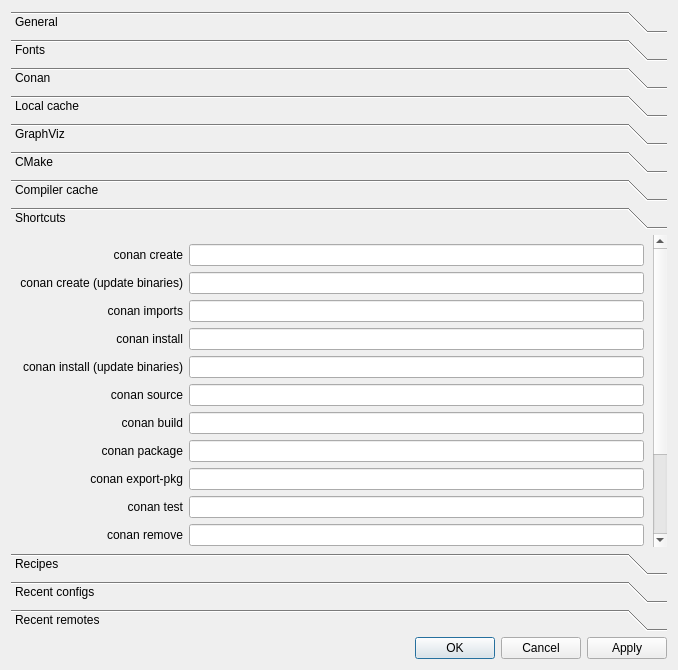
markfinal/cruiz, file cruiz/resources/preferences.ui: the form before one commit.
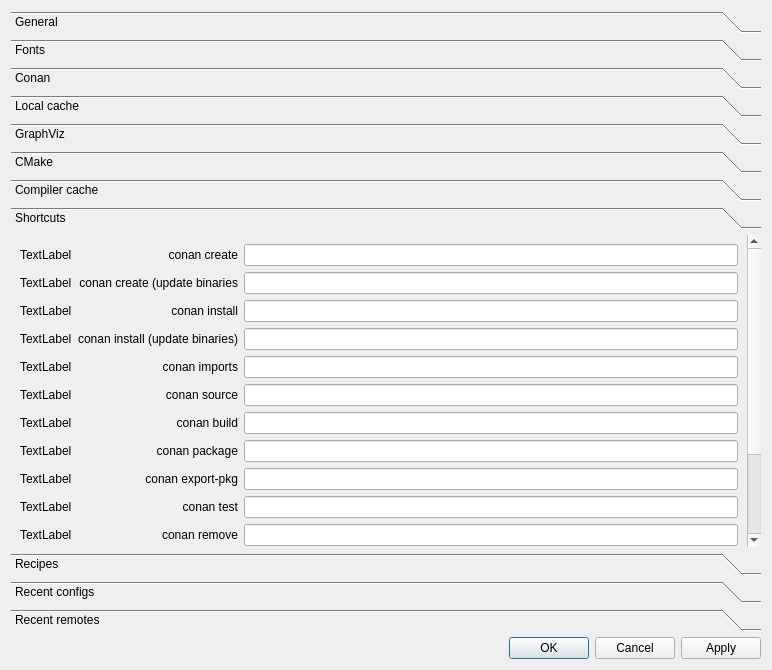
The form after the commit. The open tabs and pages were chosen to show the change. Icons and pictures are not drawn. Custom widgets are drawn as their Qt base class.

Diff of the .ui file:
```diff
--- a/cruiz/resources/preferences.ui
+++ b/cruiz/resources/preferences.ui
@@ -6,7 +6,7 @@
    <rect>
     <x>0</x>
     <y>0</y>
-    <width>678</width>
+    <width>772</width>
     <height>670</height>
    </rect>
   </property>
@@ -755,186 +755,438 @@
       <property name="geometry">
        <rect>
         <x>0</x>
-        <y>0</y>
-        <width>639</width>
-        <height>519</height>
+        <y>-257</y>
+        <width>691</width>
+        <height>489</height>
        </rect>
       </property>
       <attribute name="label">
        <string>Shortcuts</string>
       </attribute>
       <layout class="QGridLayout" name="gridLayout_13">
-       <item row="4" column="2">
+       <item row="1" column="0">
+        <widget class="QLabel" name="shortcut_conan_create_update">
+         <property name="text">
+          <string>TextLabel</string>
+         </property>
+         <property name="textInteractionFlags">
+          <set>Qt::NoTextInteraction</set>
+         </property>
+        </widget>
+       </item>
+       <item row="16" column="1">
+        <widget class="QLabel" name="label_28">
+         <property name="text">
+          <string>Delete CMakeCache</string>
+         </property>
+         <property name="textFormat">
+          <enum>Qt::PlainText</enum>
+         </property>
+         <property name="alignment">
+          <set>Qt::AlignRight|Qt::AlignTrailing|Qt::AlignVCenter</set>
+         </property>
+         <property name="textInteractionFlags">
+          <set>Qt::NoTextInteraction</set>
+         </property>
+        </widget>
+       </item>
+       <item row="7" column="3">
+        <widget class="ShortcutLineEdit" name="prefs_shortcuts_source_edit"/>
+       </item>
+       <item row="12" column="1">
+        <widget class="QLabel" name="label_24">
+         <property name="text">
+          <string>conan remove</string>
+         </property>
+         <property name="textFormat">
+          <enum>Qt::PlainText</enum>
+         </property>
+         <property name="alignment">
+          <set>Qt::AlignRight|Qt::AlignTrailing|Qt::AlignVCenter</set>
+         </property>
+         <property name="textInteractionFlags">
+          <set>Qt::NoTextInteraction</set>
+         </property>
+        </widget>
+       </item>
+       <item row="10" column="1">
+        <widget class="QLabel" name="label_22">
+         <property name="text">
+          <string>conan export-pkg</string>
+         </property>
+         <property name="textFormat">
+          <enum>Qt::PlainText</enum>
+         </property>
+         <property name="alignment">
+          <set>Qt::AlignRight|Qt::AlignTrailing|Qt::AlignVCenter</set>
+         </property>
+         <property name="textInteractionFlags">
+          <set>Qt::NoTextInteraction</set>
+         </property>
+        </widget>
+       </item>
+       <item row="9" column="3">
+        <widget class="ShortcutLineEdit" name="prefs_shortcuts_package_edit"/>
+       </item>
+       <item row="0" column="3">
+        <widget class="ShortcutLineEdit" name="prefs_shortcuts_create_edit"/>
+       </item>
+       <item row="3" column="1">
+        <widget class="QLabel" name="label_4">
+         <property name="text">
+          <string>conan install</string>
+         </property>
+         <property name="textFormat">
+          <enum>Qt::PlainText</enum>
+         </property>
+         <property name="alignment">
+          <set>Qt::AlignRight|Qt::AlignTrailing|Qt::AlignVCenter</set>
+         </property>
+         <property name="textInteractionFlags">
+          <set>Qt::NoTextInteraction</set>
+         </property>
+        </widget>
+       </item>
+       <item row="8" column="3">
+        <widget class="ShortcutLineEdit" name="prefs_shortcuts_build_edit"/>
+       </item>
+       <item row="17" column="3">
+        <spacer name="verticalSpacer_12">
+         <property name="orientation">
+          <enum>Qt::Vertical</enum>
+         </property>
+         <property name="sizeHint" stdset="0">
+          <size>
+           <width>20</width>
+           <height>40</height>
+          </size>
+         </property>
+        </spacer>
+       </item>
+       <item row="14" column="3">
+        <widget class="ShortcutLineEdit" name="prefs_shortcuts_cmakebuildtool_edit"/>
+       </item>
+       <item row="1" column="1">
+        <widget class="QLabel" name="label_32">
+         <property name="text">
+          <string>conan create (update binaries</string>
+         </property>
+         <property name="textFormat">
+          <enum>Qt::PlainText</enum>
+         </property>
+         <property name="alignment">
+          <set>Qt::AlignRight|Qt::AlignTrailing|Qt::AlignVCenter</set>
+         </property>
+         <property name="textInteractionFlags">
+          <set>Qt::NoTextInteraction</set>
+         </property>
+        </widget>
+       </item>
+       <item row="9" column="1">
+        <widget class="QLabel" name="label_21">
+         <property name="text">
+          <string>conan package</string>
+         </property>
+         <property name="textFormat">
+          <enum>Qt::PlainText</enum>
+         </property>
+         <property name="alignment">
+          <set>Qt::AlignRight|Qt::AlignTrailing|Qt::AlignVCenter</set>
+         </property>
+         <property name="textInteractionFlags">
+          <set>Qt::NoTextInteraction</set>
+         </property>
+        </widget>
+       </item>
+       <item row="3" column="0">
+        <widget class="QLabel" name="shortcut_conan_install">
+         <property name="text">
+          <string>TextLabel</string>
+         </property>
+         <property name="textInteractionFlags">
+          <set>Qt::NoTextInteraction</set>
+         </property>
+        </widget>
+       </item>
+       <item row="0" column="1">
+        <widget class="QLabel" name="label_1">
+         <property name="text">
+          <string>conan create</string>
+         </property>
+         <property name="textFormat">
+          <enum>Qt::PlainText</enum>
+         </property>
+         <property name="alignment">
+          <set>Qt::AlignRight|Qt::AlignTrailing|Qt::AlignVCenter</set>
+         </property>
+         <property name="textInteractionFlags">
+          <set>Qt::NoTextInteraction</set>
+         </property>
+        </widget>
+       </item>
+       <item row="4" column="3">
         <widget class="ShortcutLineEdit" name="prefs_shortcuts_installupdates_edit"/>
        </item>
-       <item row="10" column="2">
+       <item row="7" column="1">
+        <widget class="QLabel" name="label_6">
+         <property name="text">
+          <string>conan source</string>
+         </property>
+         <property name="textFormat">
+          <enum>Qt::PlainText</enum>
+         </property>
+         <property name="alignment">
+          <set>Qt::AlignRight|Qt::AlignTrailing|Qt::AlignVCenter</set>
+         </property>
+         <property name="textInteractionFlags">
+          <set>Qt::NoTextInteraction</set>
+         </property>
+        </widget>
+       </item>
+       <item row="13" column="3">
+        <widget class="ShortcutLineEdit" name="prefs_shortcuts_cancel_edit"/>
+       </item>
+       <item row="15" column="1">
+        <widget class="QLabel" name="label_27">
+         <property name="text">
+          <string>CMake Build Tool (verbose)</string>
+         </property>
+         <property name="alignment">
+          <set>Qt::AlignRight|Qt::AlignTrailing|Qt::AlignVCenter</set>
+         </property>
+         <property name="textInteractionFlags">
+          <set>Qt::NoTextInteraction</set>
+         </property>
+        </widget>
+       </item>
+       <item row="0" column="0">
+        <widget class="QLabel" name="shortcut_conan_create">
+         <property name="text">
+          <string>TextLabel</string>
+         </property>
+         <property name="textInteractionFlags">
+          <set>Qt::NoTextInteraction</set>
+         </property>
+        </widget>
+       </item>
+       <item row="12" column="3">
         <widget class="ShortcutLineEdit" name="prefs_shortcuts_remove_edit"/>
        </item>
-       <item row="9" column="0">
-        <widget class="QLabel" name="label_23">
-         <property name="text">
-          <string>&lt;html&gt;&lt;head/&gt;&lt;body&gt;&lt;p align=&quot;right&quot;&gt;&lt;img src=&quot;:/testpackage.svg&quot; width=&quot;20&quot; height=&quot;20&quot;/&gt; conan test&lt;/p&gt;&lt;/body&gt;&lt;/html&gt;</string>
-         </property>
-        </widget>
+       <item row="10" column="3">
+        <widget class="ShortcutLineEdit" name="prefs_shortcuts_exportpackage_edit"/>
        </item>
-       <item row="6" column="0">
+       <item row="8" column="1">
         <widget class="QLabel" name="label_20">
          <property name="text">
-          <string>&lt;html&gt;&lt;head/&gt;&lt;body&gt;&lt;p align=&quot;right&quot;&gt;&lt;img src=&quot;:/build.svg&quot; width=&quot;20&quot; height=&quot;20&quot;/&gt; conan build&lt;/p&gt;&lt;/body&gt;&lt;/html&gt;</string>
+          <string>conan build</string>
+         </property>
+         <property name="textFormat">
+          <enum>Qt::PlainText</enum>
+         </property>
+         <property name="alignment">
+          <set>Qt::AlignRight|Qt::AlignTrailing|Qt::AlignVCenter</set>
+         </property>
+         <property name="textInteractionFlags">
+          <set>Qt::NoTextInteraction</set>
          </property>
         </widget>
        </item>
-       <item row="3" column="2">
+       <item row="16" column="3">
+        <widget class="ShortcutLineEdit" name="prefs_shortcuts_deletecmakecache_edit"/>
+       </item>
+       <item row="1" column="3">
+        <widget class="ShortcutLineEdit" name="prefs_shortcuts_createupdates_edit"/>
+       </item>
+       <item row="3" column="3">
         <widget class="ShortcutLineEdit" name="prefs_shortcuts_install_edit"/>
        </item>
-       <item row="5" column="2">
-        <widget class="ShortcutLineEdit" name="prefs_shortcuts_source_edit"/>
-       </item>
-       <item row="15" column="2">
-        <spacer name="verticalSpacer_12">
-         <property name="orientation">
-          <enum>Qt::Vertical</enum>
-         </property>
-         <property name="sizeHint" stdset="0">
-          <size>
-           <width>20</width>
-           <height>40</height>
-          </size>
-         </property>
-        </spacer>
-       </item>
-       <item row="13" column="2">
-        <widget class="ShortcutLineEdit" name="prefs_shortcuts_cmakebuildtoolverbose_edit"/>
-       </item>
-       <item row="0" column="0">
-        <widget class="QLabel" name="label_1">
-         <property name="text">
-          <string>&lt;html&gt;&lt;head/&gt;&lt;body&gt;&lt;p align=&quot;right&quot;&gt;&lt;img src=&quot;:/create.svg&quot; width=&quot;20&quot; height=&quot;20&quot;/&gt; conan create&lt;/p&gt;&lt;/body&gt;&lt;/html&gt;</string>
-         </property>
-         <property name="textFormat">
-          <enum>Qt::RichText</enum>
-         </property>
-        </widget>
-       </item>
-       <item row="11" column="0">
-        <widget class="QLabel" name="label_25">
-         <property name="text">
-          <string>&lt;html&gt;&lt;head/&gt;&lt;body&gt;&lt;p align=&quot;right&quot;&gt;&lt;img src=&quot;:/cancel.svg&quot; width=&quot;20&quot; height=&quot;20&quot;/&gt; Cancel current command&lt;/p&gt;&lt;/body&gt;&lt;/html&gt;</string>
-         </property>
-        </widget>
-       </item>
-       <item row="8" column="0">
-        <widget class="QLabel" name="label_22">
-         <property name="text">
-          <string>&lt;html&gt;&lt;head/&gt;&lt;body&gt;&lt;p align=&quot;right&quot;&gt;&lt;img src=&quot;:/exportpackage.svg&quot; width=&quot;20&quot; height=&quot;20&quot;/&gt; conan export-pkg&lt;/p&gt;&lt;/body&gt;&lt;/html&gt;</string>
-         </property>
-        </widget>
-       </item>
-       <item row="12" column="0">
+       <item row="14" column="1">
         <widget class="QLabel" name="label_26">
          <property name="text">
           <string>&lt;html&gt;&lt;head/&gt;&lt;body&gt;&lt;p align=&quot;right&quot;&gt;&lt;img src=&quot;:/cmakebuildtool.svg&quot; width=&quot;20&quot; height=&quot;20&quot;/&gt; CMake Build Tool&lt;/p&gt;&lt;/body&gt;&lt;/html&gt;</string>
          </property>
         </widget>
        </item>
-       <item row="4" column="0">
+       <item row="13" column="1">
+        <widget class="QLabel" name="label_25">
+         <property name="text">
+          <string>Cancel current command</string>
+         </property>
+         <property name="alignment">
+          <set>Qt::AlignRight|Qt::AlignTrailing|Qt::AlignVCenter</set>
+         </property>
+         <property name="textInteractionFlags">
+          <set>Qt::NoTextInteraction</set>
+         </property>
+        </widget>
+       </item>
+       <item row="4" column="1">
         <widget class="QLabel" name="label_5">
          <property name="text">
-          <string>&lt;html&gt;&lt;head/&gt;&lt;body&gt;&lt;p align=&quot;right&quot;&gt;&lt;img src=&quot;:/install.svg&quot; width=&quot;20&quot; height=&quot;20&quot;/&gt; conan install (update binaries)&lt;/p&gt;&lt;/body&gt;&lt;/html&gt;</string>
+          <string>conan install (update binaries)</string>
          </property>
-        </widget>
-       </item>
-       <item row="12" column="2">
-        <widget class="ShortcutLineEdit" name="prefs_shortcuts_cmakebuildtool_edit"/>
-       </item>
-       <item row="5" column="0">
-        <widget class="QLabel" name="label_6">
-         <property name="text">
-          <string>&lt;html&gt;&lt;head/&gt;&lt;body&gt;&lt;p align=&quot;right&quot;&gt;&lt;img src=&quot;:/source.svg&quot; width=&quot;20&quot; height=&quot;20&quot;/&gt; conan source&lt;/p&gt;&lt;/body&gt;&lt;/html&gt;</string>
+         <property name="textFormat">
+          <enum>Qt::PlainText</enum>
          </property>
+         <property name="alignment">
+          <set>Qt::AlignRight|Qt::AlignTrailing|Qt::AlignVCenter</set>
+         </property>
+         <property name="textInteractionFlags">
+          <set>Qt::NoTextInteraction</set>
+         </property>
         </widget>
        </item>
-       <item row="13" column="0">
-        <widget class="QLabel" name="label_27">
+       <item row="11" column="1">
+        <widget class="QLabel" name="label_23">
          <property name="text">
-          <string>&lt;html&gt;&lt;head/&gt;&lt;body&gt;&lt;p align=&quot;right&quot;&gt;&lt;img src=&quot;:/cmakebuildtoolverbose.svg&quot; width=&quot;20&quot; height=&quot;20&quot;/&gt; CMake Build Tool (verbose)&lt;/p&gt;&lt;/body&gt;&lt;/html&gt;</string>
+          <string>conan test</string>
          </property>
+         <property name="alignment">
+          <set>Qt::AlignRight|Qt::AlignTrailing|Qt::AlignVCenter</set>
+         </property>
+         <property name="textInteractionFlags">
+          <set>Qt::NoTextInteraction</set>
+         </property>
         </widget>
        </item>
-       <item row="9" column="2">
+       <item row="11" column="3">
         <widget class="ShortcutLineEdit" name="prefs_shortcuts_test_edit"/>
        </item>
-       <item row="7" column="2">
-        <widget class="ShortcutLineEdit" name="prefs_shortcuts_package_edit"/>
-       </item>
-       <item row="14" column="2">
-        <widget class="ShortcutLineEdit" name="prefs_shortcuts_deletecmakecache_edit"/>
-       </item>
-       <item row="3" column="0">
-        <widget class="QLabel" name="label_4">
+       <item row="4" column="0">
+        <widget class="QLabel" name="shortcut_conan_install_update">
          <property name="text">
-          <string>&lt;html&gt;&lt;head/&gt;&lt;body&gt;&lt;p align=&quot;right&quot;&gt;&lt;img src=&quot;:/install.svg&quot; width=&quot;20&quot; height=&quot;20&quot;/&gt; conan install&lt;/p&gt;&lt;/body&gt;&lt;/html&gt;</string>
+          <string>TextLabel</string>
          </property>
-        </widget>
-       </item>
-       <item row="11" column="2">
-        <widget class="ShortcutLineEdit" name="prefs_shortcuts_cancel_edit"/>
-       </item>
-       <item row="7" column="0">
-        <widget class="QLabel" name="label_21">
-         <property name="text">
-          <string>&lt;html&gt;&lt;head/&gt;&lt;body&gt;&lt;p align=&quot;right&quot;&gt;&lt;img src=&quot;:/package.svg&quot; width=&quot;20&quot; height=&quot;20&quot;/&gt; conan package&lt;/p&gt;&lt;/body&gt;&lt;/html&gt;</string>
+         <property name="textInteractionFlags">
+          <set>Qt::NoTextInteraction</set>
          </property>
         </widget>
        </item>
-       <item row="2" column="0">
+       <item row="15" column="3">
+        <widget class="ShortcutLineEdit" name="prefs_shortcuts_cmakebuildtoolverbose_edit"/>
+       </item>
+       <item row="5" column="1">
         <widget class="QLabel" name="label_3">
          <property name="text">
-          <string>&lt;html&gt;&lt;head/&gt;&lt;body&gt;&lt;p align=&quot;right&quot;&gt;&lt;img src=&quot;:/imports.svg&quot; width=&quot;20&quot; height=&quot;20&quot;/&gt; conan imports&lt;/p&gt;&lt;/body&gt;&lt;/html&gt;</string>
+          <string>conan imports</string>
          </property>
-        </widget>
-       </item>
-       <item row="14" column="0">
-        <widget class="QLabel" name="label_28">
-         <property name="text">
-          <string>&lt;html&gt;&lt;head/&gt;&lt;body&gt;&lt;p align=&quot;right&quot;&gt;&lt;img src=&quot;:/removecmakecache.svg&quot; width=&quot;20&quot; height=&quot;20&quot;/&gt; Delete CMakeCache&lt;/p&gt;&lt;/body&gt;&lt;/html&gt;</string>
+         <property name="textFormat">
+          <enum>Qt::PlainText</enum>
          </property>
-        </widget>
-       </item>
-       <item row="8" column="2">
-        <widget class="ShortcutLineEdit" name="prefs_shortcuts_exportpackage_edit"/>
-       </item>
-       <item row="0" column="2">
-        <widget class="ShortcutLineEdit" name="prefs_shortcuts_create_edit"/>
-       </item>
-       <item row="6" column="2">
-        <widget class="ShortcutLineEdit" name="prefs_shortcuts_build_edit"/>
-       </item>
-       <item row="10" column="0">
-        <widget class="QLabel" name="label_24">
-         <property name="text">
-          <string>&lt;html&gt;&lt;head/&gt;&lt;body&gt;&lt;p align=&quot;right&quot;&gt;&lt;img src=&quot;:/removepackage.svg&quot; width=&quot;20&quot; height=&quot;20&quot;/&gt; conan remove&lt;/p&gt;&lt;/body&gt;&lt;/html&gt;</string>
+         <property name="alignment">
+          <set>Qt::AlignRight|Qt::AlignTrailing|Qt::AlignVCenter</set>
          </property>
         </widget>
        </item>
-       <item row="2" column="2">
+       <item row="5" column="3">
         <widget class="ShortcutLineEdit" name="prefs_shortcuts_imports_edit"/>
        </item>
-       <item row="1" column="0">
-        <widget class="QLabel" name="label_32">
+       <item row="5" column="0">
+        <widget class="QLabel" name="shortcut_conan_imports">
          <property name="text">
-          <string>&lt;html&gt;&lt;head/&gt;&lt;body&gt;&lt;p align=&quot;right&quot;&gt;&lt;img src=&quot;:/create.svg&quot; width=&quot;20&quot; height=&quot;20&quot;/&gt; conan create (update binaries)&lt;/p&gt;&lt;/body&gt;&lt;/html&gt;</string>
+          <string>TextLabel</string>
          </property>
-         <property name="textFormat">
-          <enum>Qt::RichText</enum>
+         <property name="textInteractionFlags">
+          <set>Qt::NoTextInteraction</set>
          </property>
-         <property name="alignment">
-          <set>Qt::AlignLeading|Qt::AlignLeft|Qt::AlignVCenter</set>
+        </widget>
+       </item>
+       <item row="7" column="0">
+        <widget class="QLabel" name="shortcut_conan_source">
+         <property name="text">
+          <string>TextLabel</string>
          </property>
         </widget>
        </item>
-       <item row="1" column="2">
-        <widget class="ShortcutLineEdit" name="prefs_shortcuts_createupdates_edit"/>
+       <item row="8" column="0">
+        <widget class="QLabel" name="shortcut_conan_build">
+         <property name="text">
+          <string>TextLabel</string>
+         </property>
+         <property name="textInteractionFlags">
+          <set>Qt::NoTextInteraction</set>
+         </property>
+        </widget>
+       </item>
+       <item row="9" column="0">
+        <widget class="QLabel" name="shortcut_conan_package">
+         <property name="text">
+          <string>TextLabel</string>
+         </property>
+         <property name="textInteractionFlags">
+          <set>Qt::NoTextInteraction</set>
+         </property>
+        </widget>
+       </item>
+       <item row="10" column="0">
+        <widget class="QLabel" name="shortcut_conan_export_pkg">
+         <property name="text">
+          <string>TextLabel</string>
+         </property>
+         <property name="textInteractionFlags">
+          <set>Qt::NoTextInteraction</set>
+         </property>
+        </widget>
+       </item>
+       <item row="11" column="0">
+        <widget class="QLabel" name="shortcut_conan_test">
+         <property name="text">
+          <string>TextLabel</string>
+         </property>
+         <property name="textInteractionFlags">
+          <set>Qt::NoTextInteraction</set>
+         </property>
+        </widget>
+       </item>
+       <item row="12" column="0">
+        <widget class="QLabel" name="shortcut_conan_remove">
+         <property name="text">
+          <string>TextLabel</string>
+         </property>
+         <property name="textInteractionFlags">
+          <set>Qt::NoTextInteraction</set>
+         </property>
+        </widget>
+       </item>
+       <item row="13" column="0">
+        <widget class="QLabel" name="shortcut_cancel">
+         <property name="text">
+          <string>TextLabel</string>
+         </property>
+         <property name="textInteractionFlags">
+          <set>Qt::NoTextInteraction</set>
+         </property>
+        </widget>
+       </item>
+       <item row="14" column="0">
+        <widget class="QLabel" name="shortcut_cmake_build">
+         <property name="text">
+          <string>TextLabel</string>
+         </property>
+         <property name="textInteractionFlags">
+          <set>Qt::NoTextInteraction</set>
+         </property>
+        </widget>
+       </item>
+       <item row="15" column="0">
+        <widget class="QLabel" name="shortcut_cmake_build_verbose">
+         <property name="text">
+          <string>TextLabel</string>
+         </property>
+         <property name="textInteractionFlags">
+          <set>Qt::NoTextInteraction</set>
+         </property>
+        </widget>
+       </item>
+       <item row="16" column="0">
+        <widget class="QLabel" name="shortcut_delete_cmake_cache">
+         <property name="text">
+          <string>TextLabel</string>
+         </property>
+         <property name="textInteractionFlags">
+          <set>Qt::NoTextInteraction</set>
+         </property>
+        </widget>
        </item>
       </layout>
      </widget>
```
Left out of the diff: 48 changed lines with no effect on the pictures.
